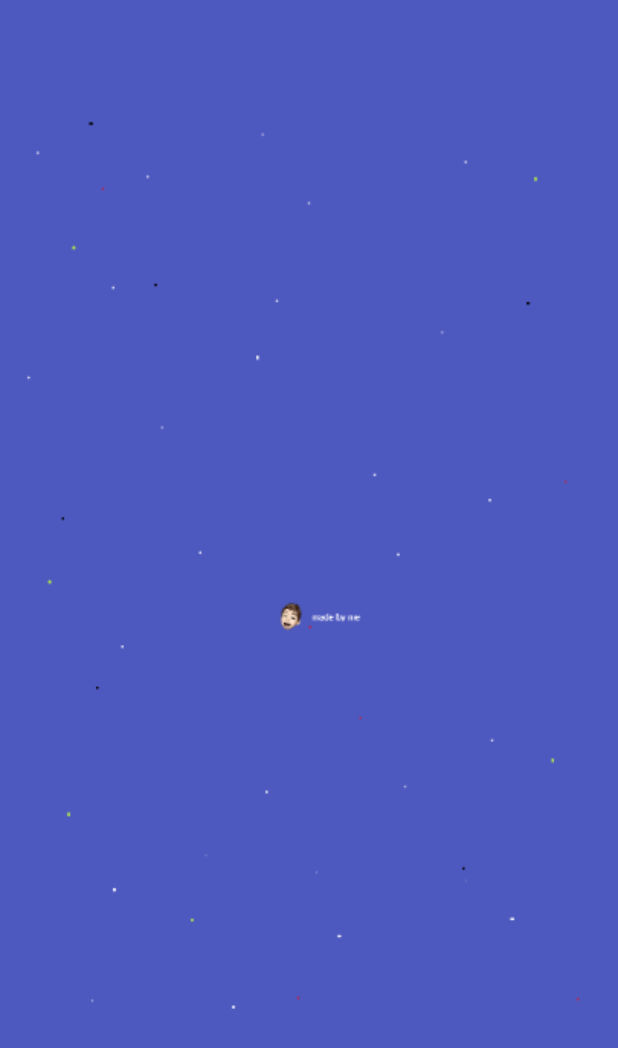
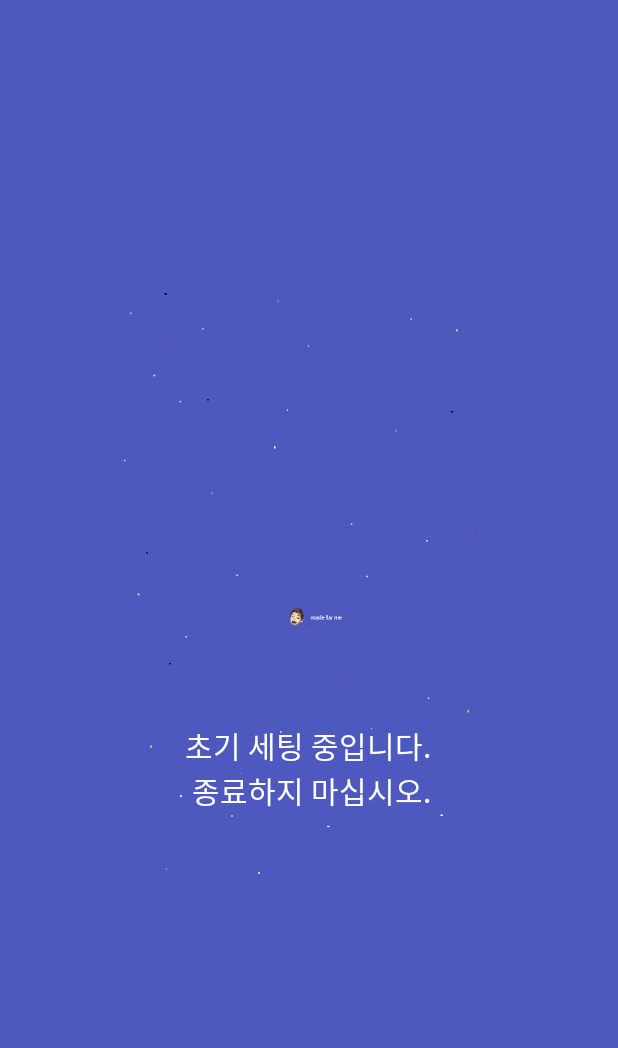
Before and after one commit to devjsy0897/Lotto, an Android app: the first screen one second after launch (LoadingActivity), on a phone screen of 412 x 824 dp. Before the commit the part shown is almost empty. Shown: the top 1048 px of the screen. Run offline under Robolectric (Android 15) with nearby library versions, the phone set to English and light mode, and no system bars; network calls fail.

Commit message:
로또 회차 로딩페이지에서 가져오기 성공

```diff
--- a/app/src/main/java/com/jsy/lotto/LoadingActivity.java
+++ b/app/src/main/java/com/jsy/lotto/LoadingActivity.java
@@ -5,13 +5,33 @@ import android.app.Activity;
 import android.content.Intent;
 import android.os.Bundle;
 import android.os.Handler;
+import android.util.Log;
+import android.view.animation.AlphaAnimation;
+import android.view.animation.Animation;
+import android.view.animation.LinearInterpolator;
+import android.widget.TextView;
+
+import org.json.JSONObject;
+
+import java.io.BufferedReader;
+import java.io.IOException;
+import java.io.InputStreamReader;
+import java.net.HttpURLConnection;
+import java.net.URL;
+import java.net.URLEncoder;
 
 public class LoadingActivity extends Activity {
+    public static int drwNo,drwNo1;
+    TextView tvloading;
+
+
+
     @Override
     protected void onCreate(Bundle savedInstanceState) {
         super.onCreate(savedInstanceState);
         setContentView(R.layout.activity_loading);
-        Handler handler = new Handler();
+        tvloading = (TextView)findViewById(R.id.tvloading);
+       /* Handler handler = new Handler();
         handler.postDelayed(new Runnable() {
             @Override
             public void run() {
@@ -19,7 +39,40 @@ public class LoadingActivity extends Activity {
                 startActivity(intent);
                 finish();
             }
-        }, 1000);
+        }, 1000);*/
+
+        Animation mAnimation = new AlphaAnimation(1, 0);
+        mAnimation.setDuration(1000);
+        mAnimation.setInterpolator(new LinearInterpolator());
+        mAnimation.setRepeatCount(Animation.INFINITE);
+        mAnimation.setRepeatMode(Animation.REVERSE);
+
+//애니메이션 시작
+        tvloading.startAnimation(mAnimation);
+
+
+
+
+
+        Thread t = new Thread(new Runnable() {
+            @Override
+            public void run() {
+
+                try {
+                    getNum();
+                    Log.i("drwNotest2", drwNo + " " + drwNo1);
+                    Intent intent = new Intent(getApplicationContext(),MainActivity.class);
+                    startActivity(intent);
+                    finish();
+                } catch (IOException e) {
+                    e.printStackTrace();
+                }
+
+            }
+
+        });
+
+        t.start();
 
     }
 
@@ -28,4 +81,58 @@ public class LoadingActivity extends Activity {
         super.onPause();
         finish();
     }
+
+
+    //get number ↓
+    //https://www.dhlottery.co.kr/common.do?method=getLottoNumber&drwNo=861
+
+    public void getNum() throws IOException {
+
+        for(int i=500;i<1000;i++) {
+            StringBuilder urlBuilder = new StringBuilder("https://www.dhlottery.co.kr/common.do?method=getLottoNumber"); /*URL*/
+            urlBuilder.append("&" + URLEncoder.encode("drwNo", "UTF-8") + "=" + URLEncoder.encode(i+"", "UTF-8")); /*페이지번호*/
+            URL url = new URL(urlBuilder.toString());
+            HttpURLConnection conn = (HttpURLConnection) url.openConnection();
+            conn.setRequestMethod("GET");
+            conn.setRequestProperty("Content-type", "application/json");
+            BufferedReader rd;
+            if (conn.getResponseCode() >= 200 && conn.getResponseCode() <= 300) {
+                rd = new BufferedReader(new InputStreamReader(conn.getInputStream()));
+            } else {
+                rd = new BufferedReader(new InputStreamReader(conn.getErrorStream()));
+            }
+            StringBuilder sb = new StringBuilder();
+            String line;
+            while ((line = rd.readLine()) != null) {
+                sb.append(line);
+            }
+            rd.close();
+            conn.disconnect();
+
+
+            jParsing(sb.toString());
+            Log.i("drwNotest",drwNo+"");
+
+            if(drwNo==drwNo1) {
+                Log.i("drwNotest2", drwNo + " " + drwNo1);
+                break;
+            }
+            drwNo1=drwNo;
+            Log.i("drwNotest1",drwNo+"");
+
+
+        }
+    }
+    //get number ↑
+
+    void jParsing(String data){
+
+        try {
+            JSONObject jObject = new JSONObject(data);
+
+            drwNo = jObject.getInt("drwNo");
+
+        }catch (Exception e){ Log.i("mytagcatch",e.getLocalizedMessage());}
+
+    }
 }
--- a/app/src/main/res/layout/activity_loading.xml
+++ b/app/src/main/res/layout/activity_loading.xml
@@ -1,12 +1,29 @@
 <?xml version="1.0" encoding="utf-8"?>
-<LinearLayout xmlns:android="http://schemas.android.com/apk/res/android"
+<RelativeLayout xmlns:android="http://schemas.android.com/apk/res/android"
     android:orientation="vertical" android:layout_width="match_parent"
     android:layout_height="match_parent"
+    android:gravity="center"
     android:background="#4E59BF">
 
     <ImageView
-        android:layout_width="match_parent"
-        android:layout_height="match_parent"
+        android:id="@+id/ivbackground"
+        android:layout_width="wrap_content"
+        android:layout_height="wrap_content"
+        android:scaleType="center"
         android:src="@drawable/made_by_me"/>
+    <TextView
+        android:id="@+id/tvloading"
+        android:layout_width="wrap_content"
+        android:layout_height="wrap_content"
+        android:paddingTop="200dp"
+        android:layout_alignBottom="@id/ivbackground"
+        android:layout_alignLeft="@id/ivbackground"
+        android:layout_alignRight="@id/ivbackground"
+        android:layout_alignTop="@id/ivbackground"
+        android:gravity="center"
+        android:text="초기 세팅 중입니다.\n 종료하지 마십시오."
+        android:textColor="#ffffff"
+        android:textSize="20dp"/>
 
-</LinearLayout>
+
+</RelativeLayout>
--- a/app/src/main/res/layout/activity_main.xml
+++ b/app/src/main/res/layout/activity_main.xml
@@ -17,7 +17,8 @@
             android:layout_width="wrap_content"
             android:layout_height="wrap_content"
             android:text="로또 숫자 생성기"
-            android:textSize="50dp"/>
+            android:textSize="50dp"
+            android:textColor="#000000"/>
     </LinearLayout>
     <LinearLayout
         android:layout_width="match_parent"
--- a/app/src/main/res/values/styles.xml
+++ b/app/src/main/res/values/styles.xml
@@ -5,6 +5,9 @@
         <item name="colorPrimary">@color/colorPrimary</item>
         <item name="colorPrimaryDark">@color/colorPrimaryDark</item>
         <item name="colorAccent">@color/colorAccent</item>
+        <!-- No Title Bar-->
+        <item name="windowActionBar">false</item>
+        <item name="windowNoTitle">true</item>
     </style>
 
 </resources>
```
Also changed, not shown: app/src/main/java/com/jsy/lotto/MainActivity.java (+17 -1 lines).
